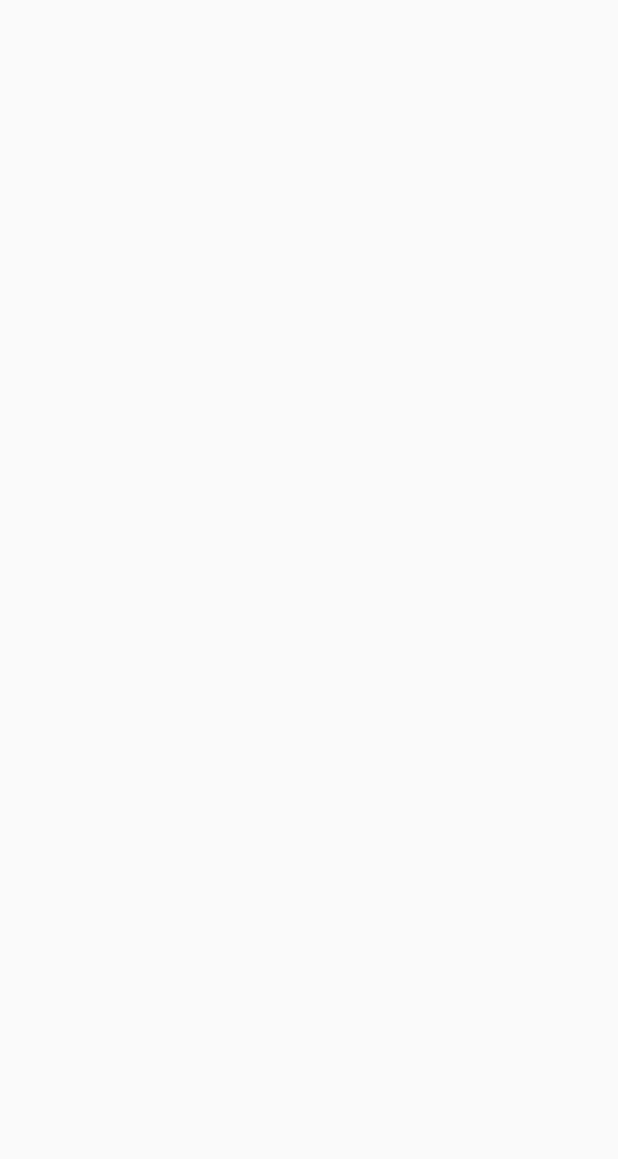
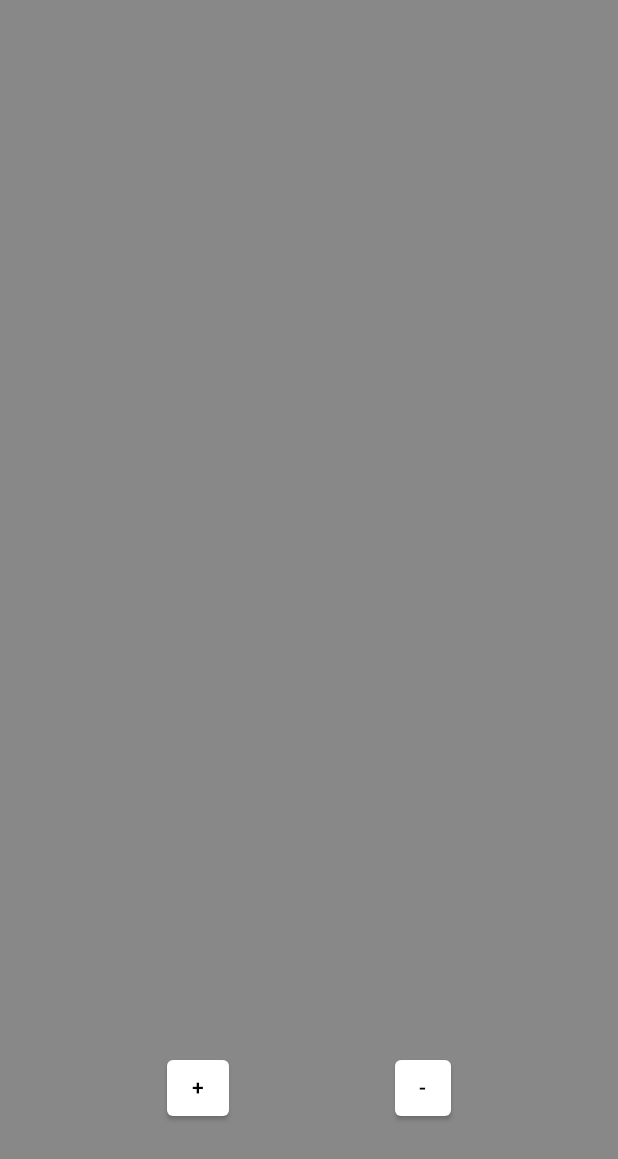
Before and after one commit to Pablit0x/DailyChallengeCards, an Android app built with Jetpack Compose: the screen it shows after launch (MainActivity), on a phone screen of 412 x 824 dp. Before the commit the part shown is empty. Shown: the top 1159 px of the screen. Run offline under Robolectric (Android 15) with nearby library versions, the phone set to English and light mode, and no system bars; our stand-ins replace Dagger/Hilt's generated code, Room's generated code.

Commit message:
Added repo admin buttons

```diff
--- a/app/src/main/java/com/pa/dailychallengecards/data/data_source/ChallengeDao.kt
+++ b/app/src/main/java/com/pa/dailychallengecards/data/data_source/ChallengeDao.kt
@@ -1,6 +1,7 @@
 package com.pa.dailychallengecards.data.data_source
 
 import androidx.room.Dao
+import androidx.room.Delete
 import androidx.room.Insert
 import androidx.room.Query
 import com.pa.dailychallengecards.domain.model.Challenge
@@ -36,4 +37,7 @@ interface ChallengeDao {
 
     @Insert
     fun addChallenge(challenge: Challenge)
+
+    @Query("DELETE FROM Challenge")
+    fun deleteAllChallenges()
 }
--- a/app/src/main/java/com/pa/dailychallengecards/data/repository/ChallengeRepositoryImpl.kt
+++ b/app/src/main/java/com/pa/dailychallengecards/data/repository/ChallengeRepositoryImpl.kt
@@ -37,4 +37,8 @@ class ChallengeRepositoryImpl(
         challengeDao.getCompletedChallenges(completedStatus = completedStatus)
 
     override fun addChallenge(challenge: Challenge) = challengeDao.addChallenge(challenge)
+
+    override fun deleteAllChallenges() {
+        challengeDao.deleteAllChallenges()
+    }
 }
--- a/app/src/main/java/com/pa/dailychallengecards/di/AppModule.kt
+++ b/app/src/main/java/com/pa/dailychallengecards/di/AppModule.kt
@@ -44,7 +44,8 @@ object AppModule {
             updateChallengeStatus = UpdateChallengeStatus(repository),
             rollDailySelection = RollDailySelection(repository),
             resetDailySelection = ResetDailySelection(repository),
-            addChallenge = AddChallenge(repository)
+            addChallenge = AddChallenge(repository),
+            deleteAllChallenges = DeleteAllChallenges(repository)
         )
     }
 
--- a/app/src/main/java/com/pa/dailychallengecards/domain/repository/ChallengeRepository.kt
+++ b/app/src/main/java/com/pa/dailychallengecards/domain/repository/ChallengeRepository.kt
@@ -26,4 +26,6 @@ interface ChallengeRepository {
     fun getCompletedChallenges(completedStatus: ChallengeStatus): Flow<List<Challenge>>
 
     fun addChallenge(challenge: Challenge)
+
+    fun deleteAllChallenges()
 }
--- a/app/src/main/java/com/pa/dailychallengecards/domain/use_case/ChallengeUseCases.kt
+++ b/app/src/main/java/com/pa/dailychallengecards/domain/use_case/ChallengeUseCases.kt
@@ -6,5 +6,6 @@ data class ChallengeUseCases(
     val updateChallengeStatus: UpdateChallengeStatus,
     val rollDailySelection: RollDailySelection,
     val resetDailySelection: ResetDailySelection,
-    val addChallenge: AddChallenge
+    val addChallenge: AddChallenge,
+    val deleteAllChallenges: DeleteAllChallenges
 )
--- /dev/null
+++ b/app/src/main/java/com/pa/dailychallengecards/domain/use_case/DeleteAllChallenges.kt
@@ -0,0 +1,10 @@
+package com.pa.dailychallengecards.domain.use_case
+
+import com.pa.dailychallengecards.domain.model.Challenge
+import com.pa.dailychallengecards.domain.repository.ChallengeRepository
+
+class DeleteAllChallenges(
+    private val challengeRepository: ChallengeRepository
+) {
+    operator fun invoke() = challengeRepository.deleteAllChallenges()
+}
--- a/app/src/main/java/com/pa/dailychallengecards/presentation/challenges/ChallengeScreen.kt
+++ b/app/src/main/java/com/pa/dailychallengecards/presentation/challenges/ChallengeScreen.kt
@@ -1,15 +1,22 @@
 package com.pa.dailychallengecards.presentation.challenges
 
-import androidx.compose.foundation.layout.Arrangement
-import androidx.compose.foundation.layout.Column
-import androidx.compose.foundation.layout.fillMaxSize
+
+import androidx.compose.foundation.background
+import androidx.compose.foundation.layout.*
+import androidx.compose.material.Button
+import androidx.compose.material.ButtonColors
+import androidx.compose.material.ButtonDefaults
 import androidx.compose.material.Text
-import androidx.compose.runtime.Composable
-import androidx.compose.runtime.collectAsState
-import androidx.compose.runtime.getValue
+import androidx.compose.runtime.*
 import androidx.compose.ui.Alignment
 import androidx.compose.ui.Modifier
+import androidx.compose.ui.graphics.Color
+import androidx.compose.ui.unit.dp
 import androidx.hilt.navigation.compose.hiltViewModel
+import com.pa.dailychallengecards.R
+import com.pa.dailychallengecards.domain.model.Challenge
+import com.pa.dailychallengecards.domain.model.ChallengeDifficulty
+import com.pa.dailychallengecards.domain.model.ChallengeStatus
 
 @Composable
 fun ChallengesScreen(
@@ -18,16 +25,82 @@ fun ChallengesScreen(
     val dailySelection by viewModel.dailySelection.collectAsState(
         initial = emptyList()
     )
+    var tempInt by remember { mutableStateOf(0) }
+
+    //Background
+    Column(
+        modifier = Modifier
+            .fillMaxSize()
+            .background(Color.Gray),
+    ) {
+    }
+
+    //Challenge presentation
     Column(
         modifier = Modifier.fillMaxSize(),
+
         horizontalAlignment = Alignment.CenterHorizontally,
         verticalArrangement = Arrangement.Center
     ) {
+
         var result = ""
         dailySelection.forEach {
             result += "ID = ${it.id}, TITLE = ${it.title}, DESCRIPTION = ${it.description} \n\n"
         }
-        Text(text =result)
+        Text(text = result)
+        }
+
+
+    //Challenge Admin options
+    Column(
+        modifier = Modifier
+            .fillMaxSize()
+            .padding(0.dp, 0.dp, 0.dp, 80.dp),
+        horizontalAlignment = Alignment.CenterHorizontally,
+        verticalArrangement = Arrangement.Bottom
+        ) {
+        Row(
+            modifier = Modifier
+                .fillMaxHeight(0.05f)
+                .fillMaxWidth(),
+            horizontalArrangement = Arrangement.SpaceEvenly
+        ) {
+            Button(
+                modifier = Modifier
+                    .fillMaxHeight()
+                    .fillMaxWidth(0.1f),
+                colors = ButtonDefaults.buttonColors(backgroundColor = Color.White),
+                onClick = { tempInt = addChallenge(tempInt, viewModel) }
+            ) {
+                Text(text = "+")
+            }
+
+            Button(
+                modifier = Modifier
+                    .fillMaxHeight()
+                    .fillMaxWidth(0.1f),
+                colors = ButtonDefaults.buttonColors(backgroundColor = Color.White),
+                onClick = { viewModel.deleteAllChallenges() }
+            ) {
+                Text(text = "-")
+            }
+        }
+    }
     }
 
+
+fun addChallenge(id : Int, viewModel: ChallengesViewModel) : Int{
+    val newId = id + 1
+
+    val newChallenge = Challenge(
+        id = id,
+        title = "Test: $id",
+        description = "TestDescription",
+        image = R.drawable.the_background_image,
+        difficulty = ChallengeDifficulty.EASY,
+        status = ChallengeStatus.Active
+    )
+    viewModel.addChallenge(newChallenge)
+
+    return newId
 }
--- a/app/src/main/java/com/pa/dailychallengecards/presentation/challenges/ChallengesViewModel.kt
+++ b/app/src/main/java/com/pa/dailychallengecards/presentation/challenges/ChallengesViewModel.kt
@@ -40,6 +40,10 @@ class ChallengesViewModel @Inject constructor(
         challengeUseCases.addChallenge(challenge = challenge)
     }
 
+    fun deleteAllChallenges() = viewModelScope.launch(Dispatchers.IO){
+        challengeUseCases.deleteAllChallenges()
+    }
+
 
     companion object {
         const val numberOfDailyChallenges = 3
```
